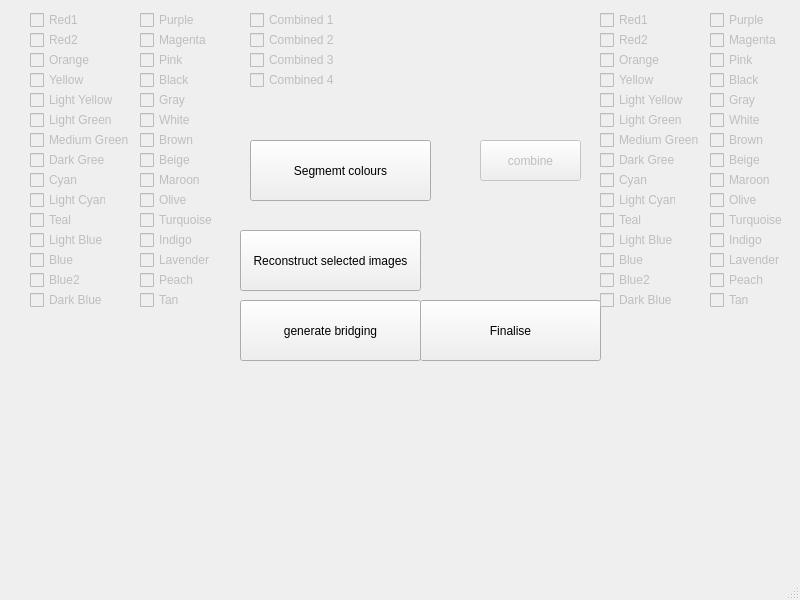
Above: Dev/Colour combine/Shading2.ui from jamie-knapman/Processing-Images-to-Embroidery before the change. Below: the same form after it.
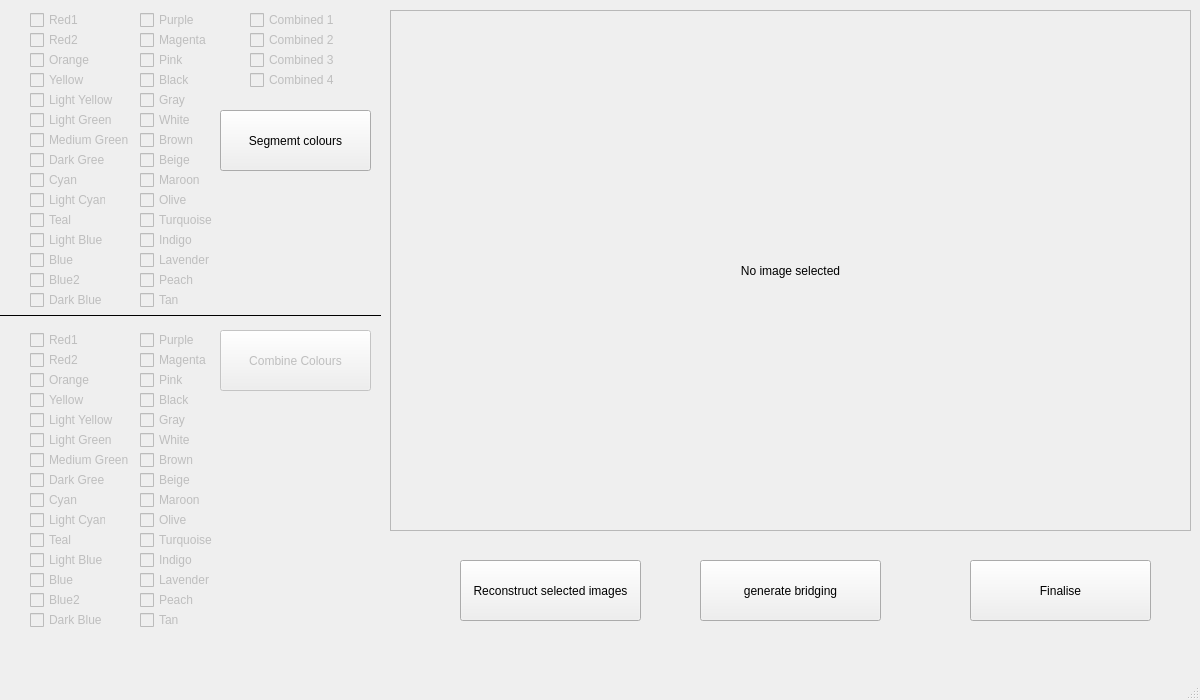
That is the form after the change.

```diff
--- a/Dev/Colour combine/Shading2.ui
+++ b/Dev/Colour combine/Shading2.ui
@@ -6,8 +6,8 @@
    <rect>
     <x>0</x>
     <y>0</y>
-    <width>800</width>
-    <height>600</height>
+    <width>1200</width>
+    <height>700</height>
    </rect>
   </property>
   <property name="windowTitle">
@@ -20,9 +20,9 @@
     </property>
     <property name="geometry">
      <rect>
-      <x>250</x>
-      <y>140</y>
-      <width>181</width>
+      <x>220</x>
+      <y>110</y>
+      <width>151</width>
       <height>61</height>
      </rect>
     </property>
@@ -311,8 +311,8 @@
     </property>
     <property name="geometry">
      <rect>
-      <x>240</x>
-      <y>230</y>
+      <x>460</x>
+      <y>560</y>
       <width>181</width>
       <height>61</height>
      </rect>
@@ -330,8 +330,8 @@
     </property>
     <property name="geometry">
      <rect>
-      <x>240</x>
-      <y>300</y>
+      <x>700</x>
+      <y>560</y>
       <width>181</width>
       <height>61</height>
      </rect>
@@ -349,8 +349,8 @@
     </property>
     <property name="geometry">
      <rect>
-      <x>420</x>
-      <y>300</y>
+      <x>970</x>
+      <y>560</y>
       <width>181</width>
       <height>61</height>
      </rect>
@@ -576,14 +576,14 @@
     </property>
     <property name="geometry">
      <rect>
-      <x>480</x>
-      <y>140</y>
-      <width>101</width>
-      <height>41</height>
+      <x>220</x>
+      <y>330</y>
+      <width>151</width>
+      <height>61</height>
      </rect>
     </property>
     <property name="text">
-     <string>combine</string>
+     <string>Combine Colours</string>
     </property>
     <property name="flat">
      <bool>false</bool>
@@ -595,8 +595,8 @@
     </property>
     <property name="geometry">
      <rect>
-      <x>600</x>
-      <y>190</y>
+      <x>30</x>
+      <y>510</y>
       <width>76</width>
       <height>20</height>
      </rect>
@@ -611,8 +611,8 @@
     </property>
     <property name="geometry">
      <rect>
-      <x>710</x>
-      <y>70</y>
+      <x>140</x>
+      <y>390</y>
       <width>76</width>
       <height>20</height>
      </rect>
@@ -627,8 +627,8 @@
     </property>
     <property name="geometry">
      <rect>
-      <x>710</x>
-      <y>190</y>
+      <x>140</x>
+      <y>510</y>
       <width>76</width>
       <height>20</height>
      </rect>
@@ -643,8 +643,8 @@
     </property>
     <property name="geometry">
      <rect>
-      <x>710</x>
-      <y>150</y>
+      <x>140</x>
+      <y>470</y>
       <width>76</width>
       <height>20</height>
      </rect>
@@ -659,8 +659,8 @@
     </property>
     <property name="geometry">
      <rect>
-      <x>600</x>
-      <y>210</y>
+      <x>30</x>
+      <y>530</y>
       <width>76</width>
       <height>20</height>
      </rect>
@@ -675,8 +675,8 @@
     </property>
     <property name="geometry">
      <rect>
-      <x>710</x>
-      <y>290</y>
+      <x>140</x>
+      <y>610</y>
       <width>81</width>
       <height>20</height>
      </rect>
@@ -691,8 +691,8 @@
     </property>
     <property name="geometry">
      <rect>
-      <x>710</x>
-      <y>170</y>
+      <x>140</x>
+      <y>490</y>
       <width>76</width>
       <height>20</height>
      </rect>
@@ -707,8 +707,8 @@
     </property>
     <property name="geometry">
      <rect>
-      <x>710</x>
-      <y>210</y>
+      <x>140</x>
+      <y>530</y>
       <width>81</width>
       <height>20</height>
      </rect>
@@ -723,8 +723,8 @@
     </property>
     <property name="geometry">
      <rect>
-      <x>600</x>
-      <y>10</y>
+      <x>30</x>
+      <y>330</y>
       <width>76</width>
       <height>20</height>
      </rect>
@@ -739,8 +739,8 @@
     </property>
     <property name="geometry">
      <rect>
-      <x>600</x>
-      <y>110</y>
+      <x>30</x>
+      <y>430</y>
       <width>101</width>
       <height>20</height>
      </rect>
@@ -755,8 +755,8 @@
     </property>
     <property name="geometry">
      <rect>
-      <x>600</x>
-      <y>70</y>
+      <x>30</x>
+      <y>390</y>
       <width>76</width>
       <height>20</height>
      </rect>
@@ -771,8 +771,8 @@
     </property>
     <property name="geometry">
      <rect>
-      <x>600</x>
-      <y>30</y>
+      <x>30</x>
+      <y>350</y>
       <width>76</width>
       <height>20</height>
      </rect>
@@ -787,8 +787,8 @@
     </property>
     <property name="geometry">
      <rect>
-      <x>710</x>
-      <y>50</y>
+      <x>140</x>
+      <y>370</y>
       <width>76</width>
       <height>20</height>
      </rect>
@@ -803,8 +803,8 @@
     </property>
     <property name="geometry">
      <rect>
-      <x>600</x>
-      <y>130</y>
+      <x>30</x>
+      <y>450</y>
       <width>131</width>
       <height>20</height>
      </rect>
@@ -819,8 +819,8 @@
     </property>
     <property name="geometry">
      <rect>
-      <x>600</x>
-      <y>170</y>
+      <x>30</x>
+      <y>490</y>
       <width>76</width>
       <height>20</height>
      </rect>
@@ -835,8 +835,8 @@
     </property>
     <property name="geometry">
      <rect>
-      <x>710</x>
-      <y>110</y>
+      <x>140</x>
+      <y>430</y>
       <width>76</width>
       <height>20</height>
      </rect>
@@ -851,8 +851,8 @@
     </property>
     <property name="geometry">
      <rect>
-      <x>710</x>
-      <y>270</y>
+      <x>140</x>
+      <y>590</y>
       <width>81</width>
       <height>20</height>
      </rect>
@@ -867,8 +867,8 @@
     </property>
     <property name="geometry">
      <rect>
-      <x>710</x>
-      <y>90</y>
+      <x>140</x>
+      <y>410</y>
       <width>76</width>
       <height>20</height>
      </rect>
@@ -883,8 +883,8 @@
     </property>
     <property name="geometry">
      <rect>
-      <x>600</x>
-      <y>270</y>
+      <x>30</x>
+      <y>590</y>
       <width>101</width>
       <height>20</height>
      </rect>
@@ -899,8 +899,8 @@
     </property>
     <property name="geometry">
      <rect>
-      <x>600</x>
-      <y>290</y>
+      <x>30</x>
+      <y>610</y>
       <width>76</width>
       <height>20</height>
      </rect>
@@ -915,8 +915,8 @@
     </property>
     <property name="geometry">
      <rect>
-      <x>600</x>
-      <y>150</y>
+      <x>30</x>
+      <y>470</y>
       <width>76</width>
       <height>20</height>
      </rect>
@@ -931,8 +931,8 @@
     </property>
     <property name="geometry">
      <rect>
-      <x>710</x>
-      <y>10</y>
+      <x>140</x>
+      <y>330</y>
       <width>76</width>
       <height>20</height>
      </rect>
@@ -947,8 +947,8 @@
     </property>
     <property name="geometry">
      <rect>
-      <x>600</x>
-      <y>50</y>
+      <x>30</x>
+      <y>370</y>
       <width>76</width>
       <height>20</height>
      </rect>
@@ -963,8 +963,8 @@
     </property>
     <property name="geometry">
      <rect>
-      <x>710</x>
-      <y>130</y>
+      <x>140</x>
+      <y>450</y>
       <width>76</width>
       <height>20</height>
      </rect>
@@ -979,8 +979,8 @@
     </property>
     <property name="geometry">
      <rect>
-      <x>600</x>
-      <y>230</y>
+      <x>30</x>
+      <y>550</y>
       <width>76</width>
       <height>20</height>
      </rect>
@@ -995,8 +995,8 @@
     </property>
     <property name="geometry">
      <rect>
-      <x>710</x>
-      <y>230</y>
+      <x>140</x>
+      <y>550</y>
       <width>81</width>
       <height>20</height>
      </rect>
@@ -1011,8 +1011,8 @@
     </property>
     <property name="geometry">
      <rect>
-      <x>710</x>
-      <y>250</y>
+      <x>140</x>
+      <y>570</y>
       <width>81</width>
       <height>20</height>
      </rect>
@@ -1027,8 +1027,8 @@
     </property>
     <property name="geometry">
      <rect>
-      <x>600</x>
-      <y>90</y>
+      <x>30</x>
+      <y>410</y>
       <width>91</width>
       <height>20</height>
      </rect>
@@ -1043,8 +1043,8 @@
     </property>
     <property name="geometry">
      <rect>
-      <x>600</x>
-      <y>250</y>
+      <x>30</x>
+      <y>570</y>
       <width>101</width>
       <height>20</height>
      </rect>
@@ -1059,8 +1059,8 @@
     </property>
     <property name="geometry">
      <rect>
-      <x>710</x>
-      <y>30</y>
+      <x>140</x>
+      <y>350</y>
       <width>76</width>
       <height>20</height>
      </rect>
@@ -1133,6 +1133,66 @@
      <string>Combined 4</string>
     </property>
    </widget>
+   <widget class="QFrame" name="edge_Frame">
+    <property name="geometry">
+     <rect>
+      <x>390</x>
+      <y>10</y>
+      <width>801</width>
+      <height>521</height>
+     </rect>
+    </property>
+    <property name="minimumSize">
+     <size>
+      <width>0</width>
+      <height>0</height>
+     </size>
+    </property>
+    <property name="maximumSize">
+     <size>
+      <width>16777215</width>
+      <height>16777215</height>
+     </size>
+    </property>
+    <property name="frameShape">
+     <enum>QFrame::StyledPanel</enum>
+    </property>
+    <property name="frameShadow">
+     <enum>QFrame::Raised</enum>
+    </property>
+    <widget class="QLabel" name="imageLabel">
+     <property name="geometry">
+      <rect>
+       <x>0</x>
+       <y>0</y>
+       <width>801</width>
+       <height>521</height>
+      </rect>
+     </property>
+     <property name="text">
+      <string>No image selected</string>
+     </property>
+     <property name="alignment">
+      <set>Qt::AlignCenter</set>
+     </property>
+    </widget>
+   </widget>
+   <widget class="Line" name="line">
+    <property name="geometry">
+     <rect>
+      <x>0</x>
+      <y>290</y>
+      <width>381</width>
+      <height>50</height>
+     </rect>
+    </property>
+    <property name="frameShadow">
+     <enum>QFrame::Plain</enum>
+    </property>
+    <property name="orientation">
+     <enum>Qt::Horizontal</enum>
+    </property>
+   </widget>
   </widget>
   <widget class="QMenuBar" name="menubar">
    <property name="geometry">
```
Left out of the diff: 2 changed lines with no effect on the pictures.
